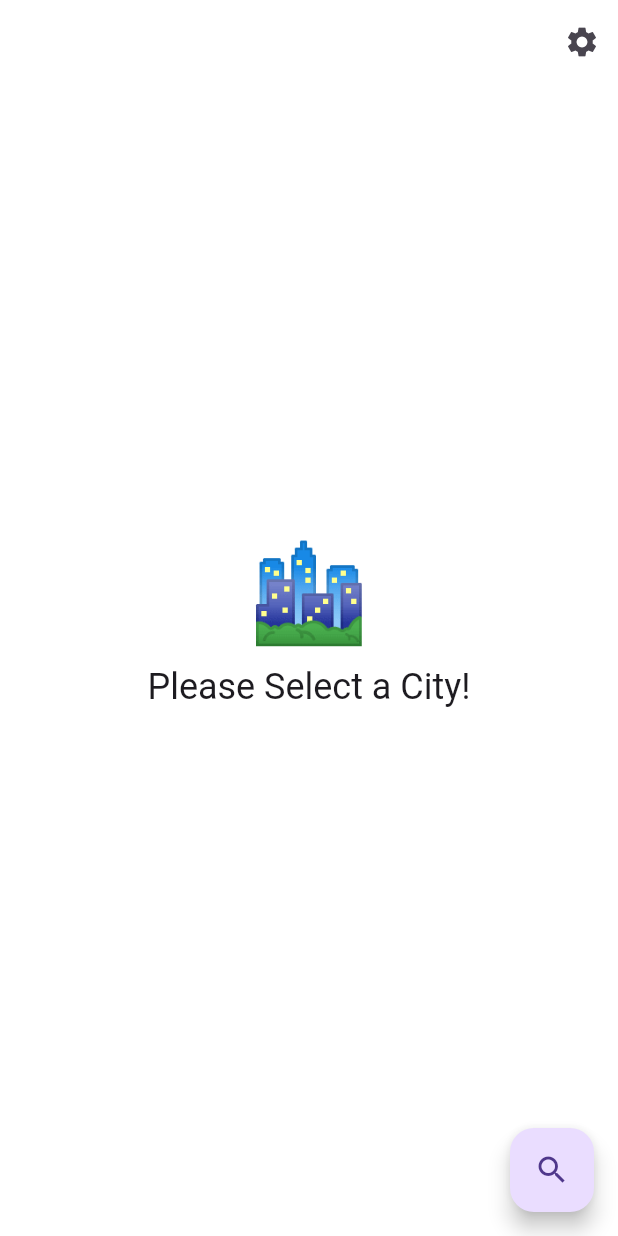
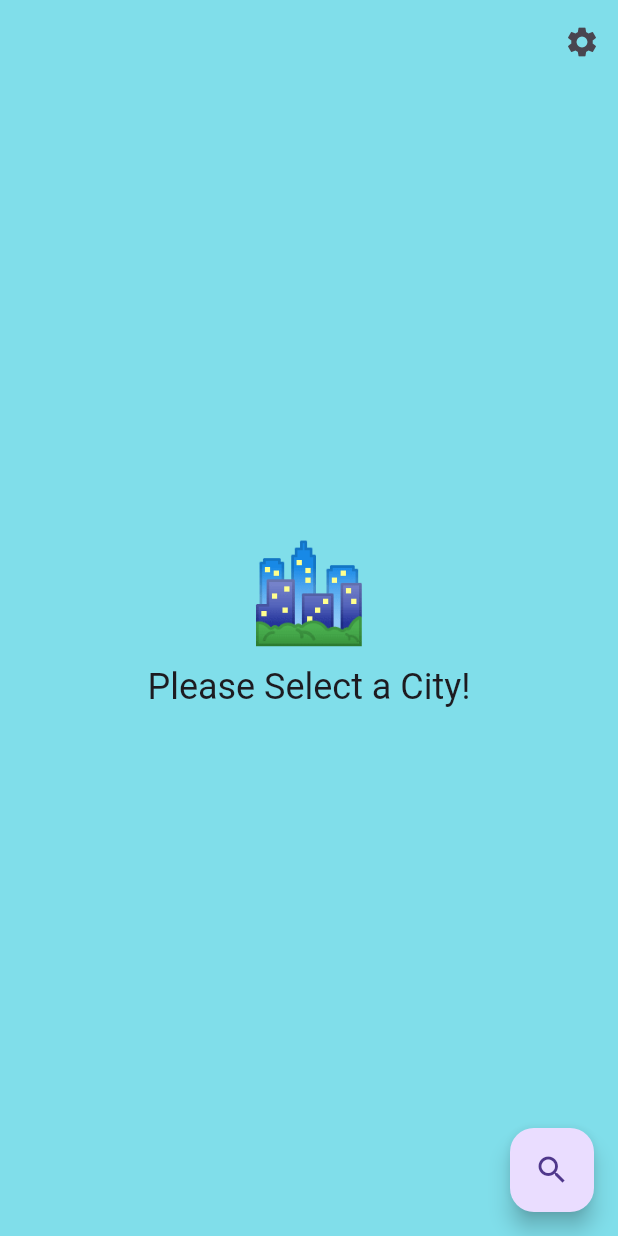
Before and after one commit to bridgettorres/FlutterWeather, a Flutter app: the screen it shows after launch, on a phone screen of 412 x 824 dp. Run offline on Flutter 3.47's test engine with Material 3 defaults, Android fonts, the phone set to English and light mode, and no system bars; our stand-ins replace bloc, equatable, flutter_bloc, google_fonts, hydrated_bloc.

Commit message:
fixed issue with the mode button

```diff
--- a/flutter_weather/lib/app.dart
+++ b/flutter_weather/lib/app.dart
@@ -51,10 +51,9 @@ class WeatherAppView extends StatelessWidget {
     return BlocBuilder<BackgroundBloc, BackgroundState>(
       builder: (context, state) {
         final BackgroundColor = (state is BackgroundLight)
-          //? Colors.black  //this is when in BackgroundDark
-          ? Colors.white //this is when in BackgroundLightState
-          : const Color.fromARGB(255, 7, 10, 59);
-          //: Colors.white; //this is when in BackgroundLightState
+
+          ? context.select((WeatherCubit cubit) => cubit.state.weather.toColor.brighten(50))//when the state is white
+          : context.select((WeatherCubit cubit) => cubit.state.weather.toColor);
 
         return MaterialApp(
           theme: ThemeData(
@@ -73,11 +72,11 @@ class WeatherAppView extends StatelessWidget {
   }
 }
 
-/*extension on Weather {
+extension on Weather {
   Color get toColor {
     switch (condition) {
       case WeatherCondition.clear:
-        return const Color.fromARGB(255, 234, 181, 255);
+        return Colors.yellow;
       case WeatherCondition.snowy:
         return Colors.lightBlueAccent;
       case WeatherCondition.cloudy:
@@ -88,7 +87,23 @@ class WeatherAppView extends StatelessWidget {
         return Colors.cyan;
     }
   }
-}*/
+}
+
+extension on Color {
+  Color brighten([int percent = 10]) {
+    assert(
+      1 <= percent && percent <= 100,
+      'percentage must be between 1 and 100',
+    );
+    final p = percent / 100;
+    return Color.fromARGB(
+      alpha,
+      red + ((255 - red) * p).round(),
+      green + ((255 - green) * p).round(),
+      blue + ((255 - blue) * p).round(),
+    );
+  }
+}
 
 // extension on Weather {
 //   Color toColor(BuildContext context) {
```
